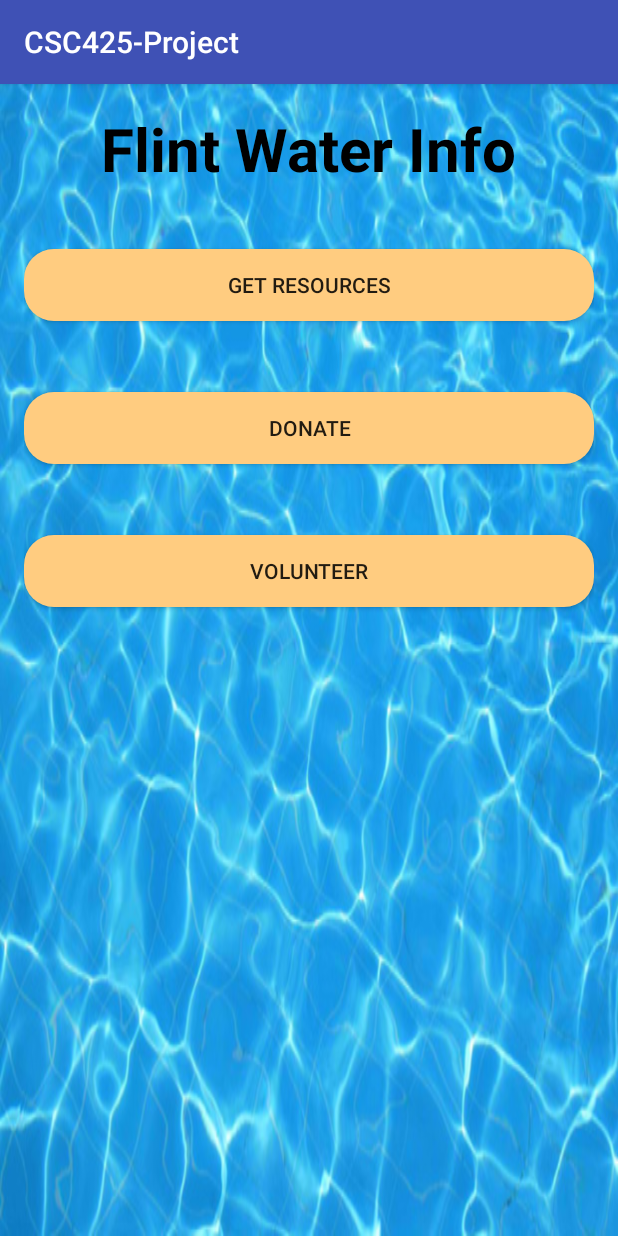
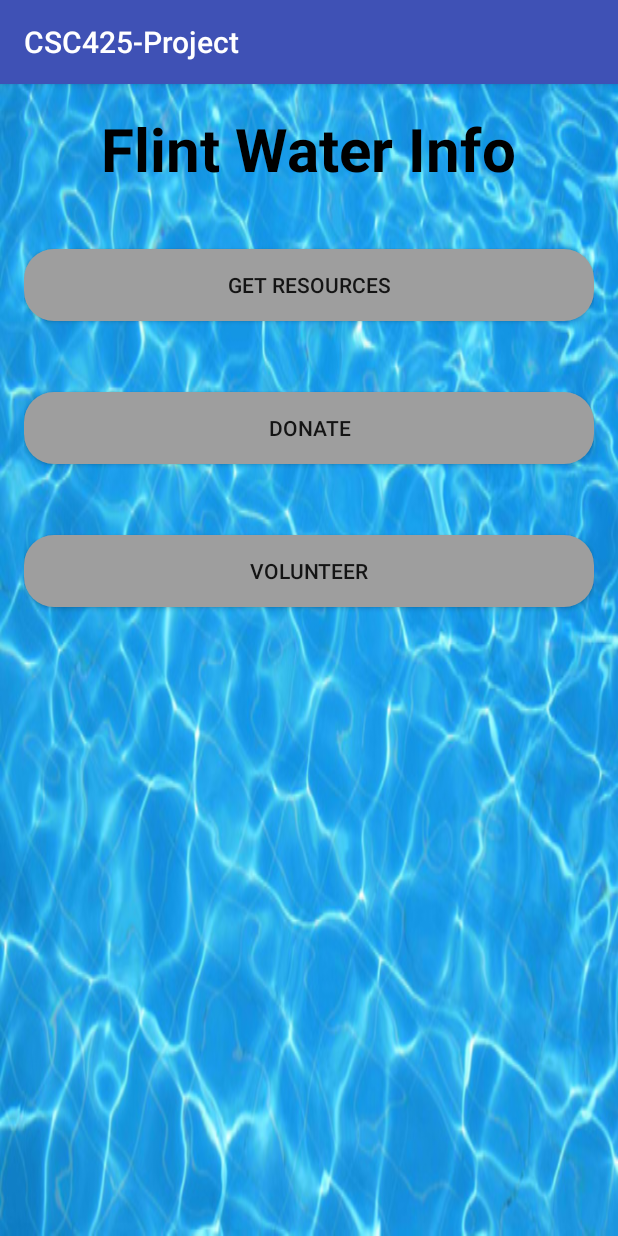
Before and after one commit to afelete/CSC425-Project, an Android app: the screen it shows after launch (MainActivity), on a phone screen of 412 x 824 dp. Run offline under Robolectric (Android 15) with nearby library versions, the phone set to English and light mode, and no system bars.

Commit message:
Design update. This definitely doesn't have to be what it looks like, just trying to do something. All of the buttons and text are assigned names/strings as we did in the homework.

```diff
--- a/app/src/main/res/drawable/mybutton.xml
+++ b/app/src/main/res/drawable/mybutton.xml
@@ -2,6 +2,6 @@
 
 <shape xmlns:android="http://schemas.android.com/apk/res/android"
     android:shape="rectangle" android:padding="10dp">
-        <solid android:color="#FFCC80"/>
+        <solid android:color="#9e9e9e"/>
         <corners android:radius="20dp"/>
 </shape>
```
